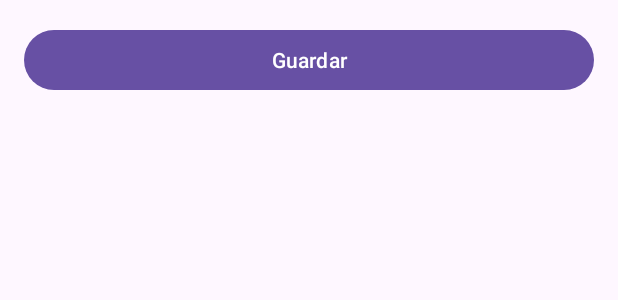
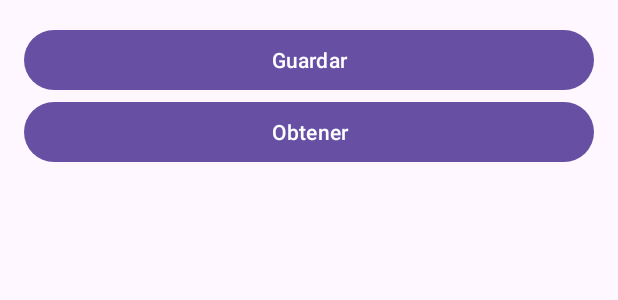
Before and after one commit to danielValleInclan/PMDM_2, an Android app: the layout activity_main.xml on its own in the app's theme, with its tools: preview values and no code run, on a phone screen of 412 x 824 dp. Shown: the top 300 px of the screen. Run offline under Robolectric (Android 15) with nearby library versions, the phone set to English and light mode, and no system bars.

Commit message:
Terminado preferencias 2

```diff
--- a/InvestigacionPreferencias/app/src/main/java/com/example/investigacionpreferencias/OpcionesFragment.java
+++ b/InvestigacionPreferencias/app/src/main/java/com/example/investigacionpreferencias/OpcionesFragment.java
@@ -1,9 +1,9 @@
 package com.example.investigacionpreferencias;
 
 import android.os.Bundle;
-import android.preference.PreferenceFragment;
+import android.preference.PreferenceActivity;
 
-public class OpcionesFragment extends PreferenceFragment {
+public class OpcionesFragment extends PreferenceActivity {
     @Override
     public void onCreate(Bundle savedInstance){
         super.onCreate(savedInstance);
--- a/InvestigacionPreferencias/app/src/main/res/layout/activity_main.xml
+++ b/InvestigacionPreferencias/app/src/main/res/layout/activity_main.xml
@@ -14,4 +14,10 @@
         android:layout_width="match_parent"
         android:layout_height="wrap_content"
         android:text="@string/guardar" />
+
+    <Button
+        android:id="@+id/ObtenerPreferencias"
+        android:layout_width="match_parent"
+        android:layout_height="wrap_content"
+        android:text="Obtener"/>
 </LinearLayout>
```
Also changed, not shown: InvestigacionPreferencias/app/src/main/java/com/example/investigacionpreferencias/MainActivity.java (+24 -4 lines).
